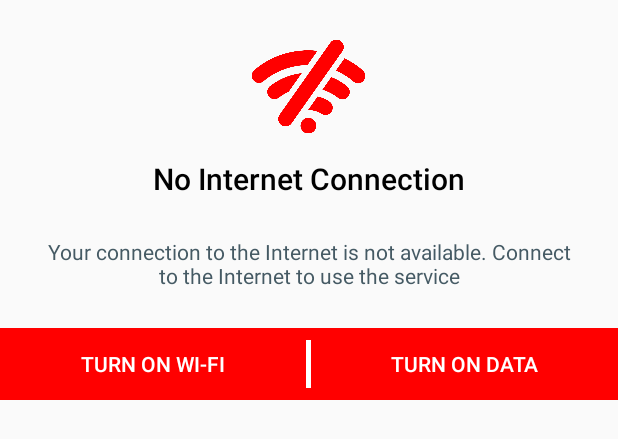
After one commit to masoudd2159/Sess-Application, an Android app: the layout no_internet_connection.xml on its own in the app's theme, with its tools: preview values and no code run, on a phone screen of 412 x 824 dp. The commit adds this screen. Shown: the top 439 px of the screen. Run offline under Robolectric (Android 15) with nearby library versions, the phone set to English and light mode, and no system bars.

Commit message:
conttinue coding

```diff
--- a/app/src/main/AndroidManifest.xml
+++ b/app/src/main/AndroidManifest.xml
@@ -1,6 +1,9 @@
 <?xml version="1.0" encoding="utf-8"?>
 <manifest xmlns:android="http://schemas.android.com/apk/res/android"
     package="ir.ac.sku.www.sessapplication">
+
+    <uses-permission android:name="android.permission.ACCESS_NETWORK_STATE" />
+    <uses-permission android:name="android.permission.INTERNET" />
 
     <application
         android:allowBackup="true"
@@ -9,7 +12,8 @@
         android:roundIcon="@mipmap/ic_launcher_round"
         android:supportsRtl="true"
         android:theme="@style/AppTheme">
-        <activity android:name=".activities.SplashScreenActivity"
+        <activity
+            android:name=".activities.SplashScreenActivity"
             android:theme="@style/AppTheme.NoActionBar">
             <intent-filter>
                 <action android:name="android.intent.action.MAIN" />
--- /dev/null
+++ b/app/src/main/java/ir/ac/sku/www/sessapplication/API/Config.java
@@ -0,0 +1,5 @@
+package ir.ac.sku.www.sessapplication.API;
+
+public class Config {
+    public static final String LOGIN_INFORMATION = "http://185.105.121.52/api/login";
+}
--- /dev/null
+++ b/app/src/main/res/layout/no_internet_connection.xml
@@ -0,0 +1,66 @@
+<?xml version="1.0" encoding="utf-8"?>
+<LinearLayout xmlns:android="http://schemas.android.com/apk/res/android"
+    android:layout_width="match_parent"
+    android:layout_height="wrap_content"
+    android:orientation="vertical">
+
+    <ImageView
+        android:layout_width="75dp"
+        android:layout_height="75dp"
+        android:layout_gravity="center_horizontal"
+        android:layout_marginTop="20dp"
+        android:src="@drawable/disconnect_3" />
+
+    <TextView
+        style="@style/TextAppearance.AppCompat.Title"
+        android:layout_width="match_parent"
+        android:layout_height="wrap_content"
+        android:layout_marginTop="10dp"
+        android:textColor="@android:color/black"
+        android:gravity="center_horizontal"
+        android:text="No Internet Connection" />
+
+    <TextView
+        style="@style/TextAppearance.AppCompat.Small"
+        android:layout_width="match_parent"
+        android:textColor="@color/blue_grey"
+        android:layout_height="wrap_content"
+        android:layout_marginTop="25dp"
+        android:gravity="center_horizontal"
+        android:paddingLeft="30dp"
+        android:paddingRight="30dp"
+        android:text="Your connection to the Internet is not available. Connect to the Internet to use the service" />
+
+    <LinearLayout
+        android:layout_width="match_parent"
+        android:layout_marginTop="25dp"
+        android:layout_height="wrap_content"
+        android:background="@color/red_disconnect"
+        android:orientation="horizontal">
+
+        <Button
+            android:layout_width="0dp"
+            android:layout_height="wrap_content"
+            android:layout_weight="1"
+            android:background="@android:color/transparent"
+            android:text="Turn on Wi-Fi"
+            android:textColor="@android:color/white" />
+
+        <View
+            android:layout_width="3dp"
+            android:layout_height="match_parent"
+            android:layout_marginTop="8dp"
+            android:layout_marginBottom="8dp"
+            android:background="@android:color/white" />
+
+        <Button
+            android:layout_width="0dp"
+            android:layout_height="wrap_content"
+            android:layout_weight="1"
+            android:background="@android:color/transparent"
+            android:text="Turn on Data"
+            android:textColor="@android:color/white" />
+
+    </LinearLayout>
+
+</LinearLayout>
--- a/app/src/main/res/values/colors.xml
+++ b/app/src/main/res/values/colors.xml
@@ -6,6 +6,7 @@
 
     <color name="blue_grey">#455A64</color>
     <color name="red">#F44336</color>
+    <color name="red_disconnect">#FF0000</color>
     <color name="pink">#E91E63</color>
     <color name="purple">#9C27B0</color>
     <color name="deep_purple">#673AB7</color>
@@ -23,5 +24,6 @@
     <color name="deep_orange">#FF5722</color>
     <color name="brown">#795548</color>
     <color name="grey">#E0E0E0</color>
+    <color name="black">#313030</color>
 
 </resources>
--- a/app/src/main/res/values/strings.xml
+++ b/app/src/main/res/values/strings.xml
@@ -1,3 +1,4 @@
 <resources>
     <string name="app_name">Sess Application</string>
+    <string name="try_again">Try Again</string>
 </resources>
```
Also changed, not shown: app/src/main/java/ir/ac/sku/www/sessapplication/activities/SplashScreenActivity.java (+18 -2 lines), app/src/main/java/ir/ac/sku/www/sessapplication/models/loginInformation.java (added, +22 -0 lines), app/src/main/java/ir/ac/sku/www/sessapplication/utils/HttpManager.java (added, +20 -0 lines), app/src/main/java/ir/ac/sku/www/sessapplication/utils/IntentHelper.java (added, +20 -0 lines), app/src/main/res/layout/activity_splash_screen.xml (+14 -3 lines), app/src/main/res/drawable/disconnect_1.png (added), app/src/main/res/drawable/disconnect_2.png (added), app/src/main/res/drawable/disconnect_3.png (added).
